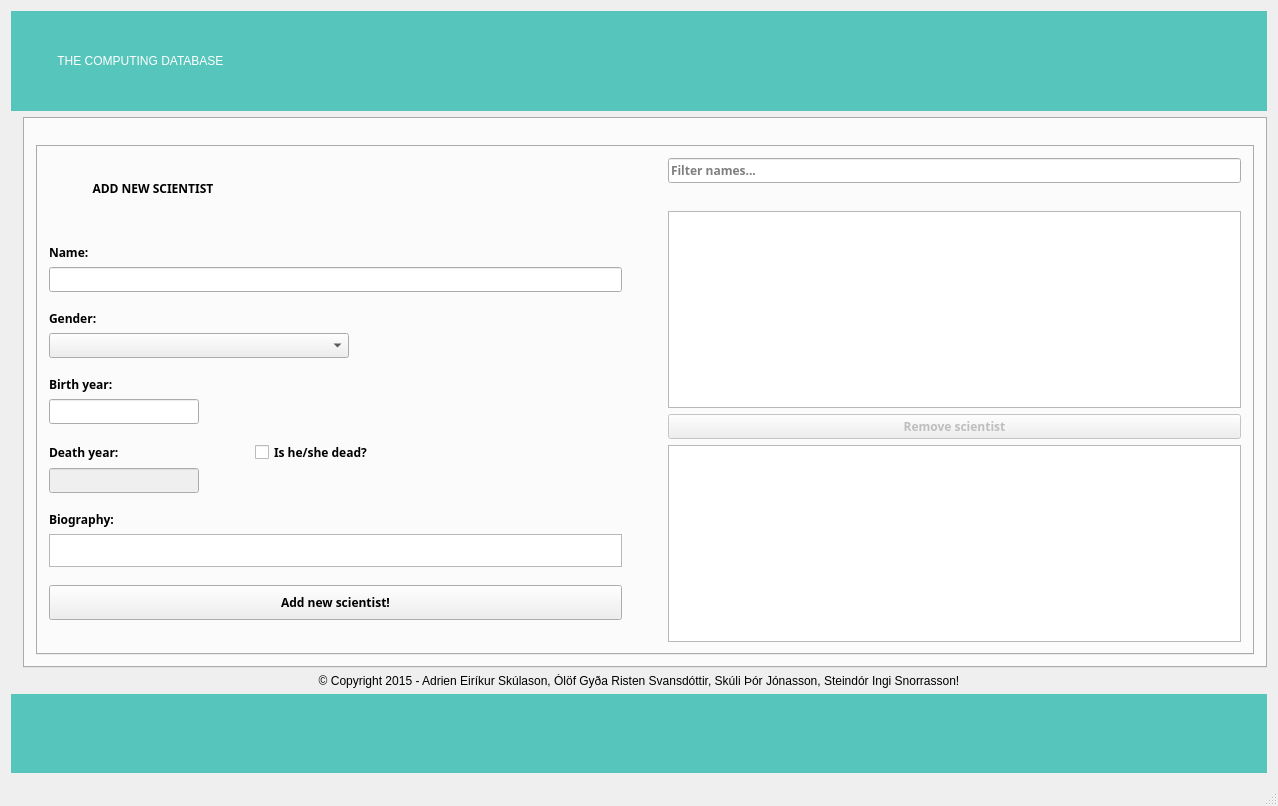
Above: mainwindow.ui from olofristen/VLN1_Skil3 before the change. Below: the same form after it.
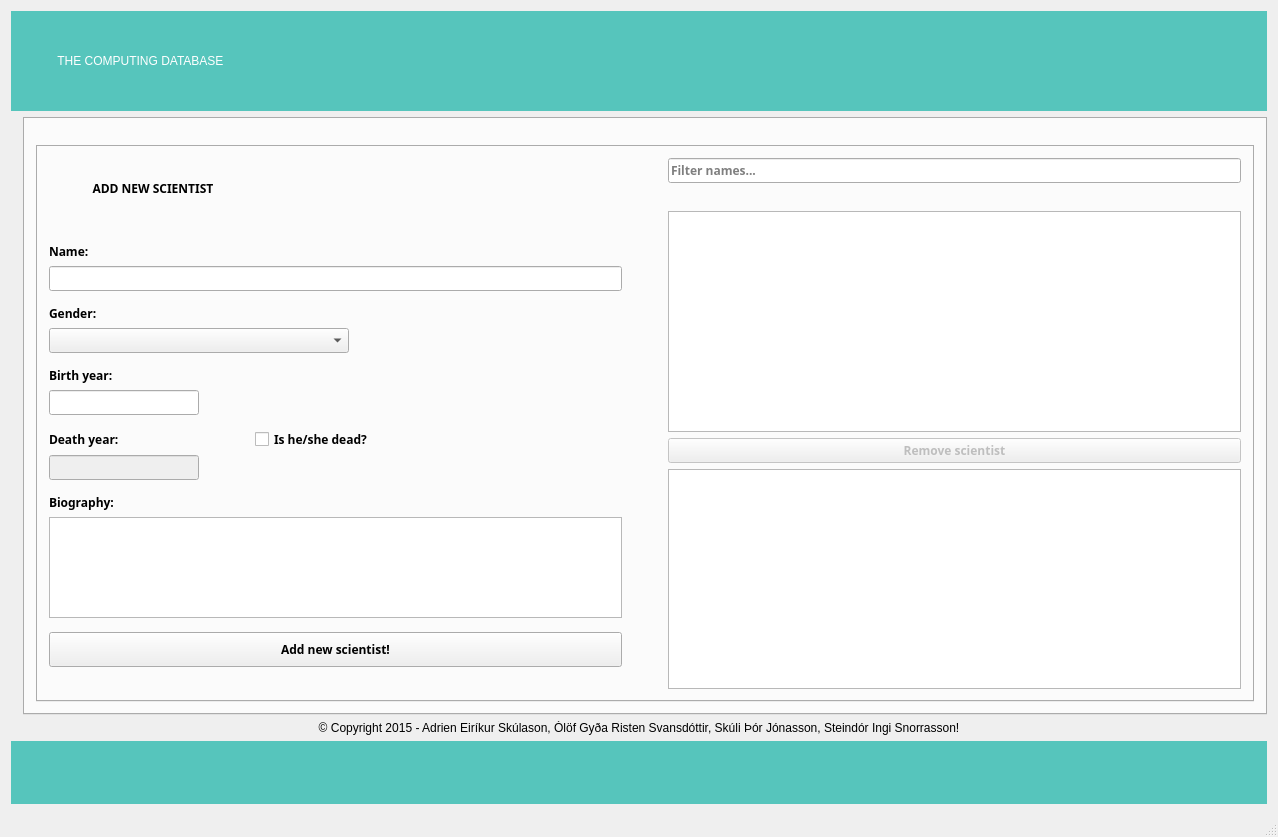
That is the form after the change. Icons and pictures are not drawn.

Commit message: Minnka aðeins footer og laga til UI

The edit to the form file:
```diff
--- a/mainwindow.ui
+++ b/mainwindow.ui
@@ -7,7 +7,7 @@
     <x>0</x>
     <y>0</y>
     <width>1278</width>
-    <height>806</height>
+    <height>837</height>
    </rect>
   </property>
   <property name="minimumSize">
@@ -252,13 +252,26 @@
                 <property name="orientation">
                  <enum>Qt::Vertical</enum>
                 </property>
+                <property name="sizeHint" stdset="0">
+                 <size>
+                  <width>20</width>
+                  <height>100</height>
+                 </size>
+                </property>
+               </spacer>
+              </item>
+              <item>
+               <spacer name="verticalSpacer_18">
+                <property name="orientation">
+                 <enum>Qt::Vertical</enum>
+                </property>
                 <property name="sizeType">
                  <enum>QSizePolicy::Fixed</enum>
                 </property>
                 <property name="sizeHint" stdset="0">
                  <size>
-                  <width>20</width>
-                  <height>20</height>
+                  <width>0</width>
+                  <height>10</height>
                  </size>
                 </property>
                </spacer>
@@ -309,7 +322,7 @@
                 <property name="sizeHint" stdset="0">
                  <size>
                   <width>20</width>
-                  <height>12</height>
+                  <height>8</height>
                  </size>
                 </property>
                </spacer>
@@ -360,7 +373,7 @@
                 <property name="sizeHint" stdset="0">
                  <size>
                   <width>20</width>
-                  <height>12</height>
+                  <height>8</height>
                  </size>
                 </property>
                </spacer>
@@ -411,7 +424,7 @@
                 <property name="sizeHint" stdset="0">
                  <size>
                   <width>20</width>
-                  <height>12</height>
+                  <height>8</height>
                  </size>
                 </property>
                </spacer>
@@ -494,7 +507,7 @@
                 <property name="sizeHint" stdset="0">
                  <size>
                   <width>20</width>
-                  <height>12</height>
+                  <height>8</height>
                  </size>
                 </property>
                </spacer>
@@ -539,7 +552,7 @@
                 <property name="sizeHint" stdset="0">
                  <size>
                   <width>20</width>
-                  <height>12</height>
+                  <height>8</height>
                  </size>
                 </property>
                </spacer>
@@ -1799,13 +1812,13 @@
       <property name="minimumSize">
        <size>
         <width>0</width>
-        <height>79</height>
+        <height>63</height>
        </size>
       </property>
       <property name="maximumSize">
        <size>
         <width>16777215</width>
-        <height>79</height>
+        <height>63</height>
        </size>
       </property>
       <property name="styleSheet">
```
Left out of the diff: 4 changed lines with no effect on the pictures. The commit also changes 2 other files.
